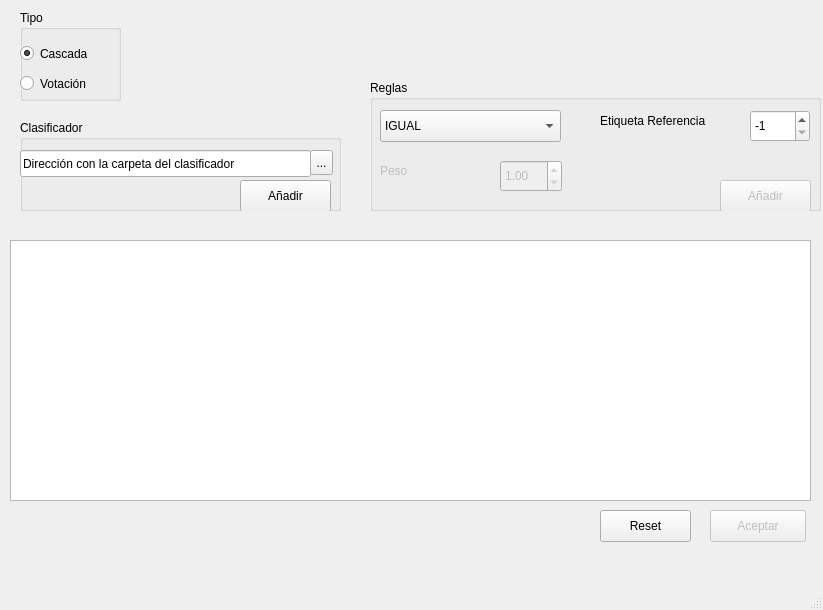
Above: src/gui/con_multi.ui from IgnacioSRL/OpenCV_ML_Tool before the change. Below: the same form after it.
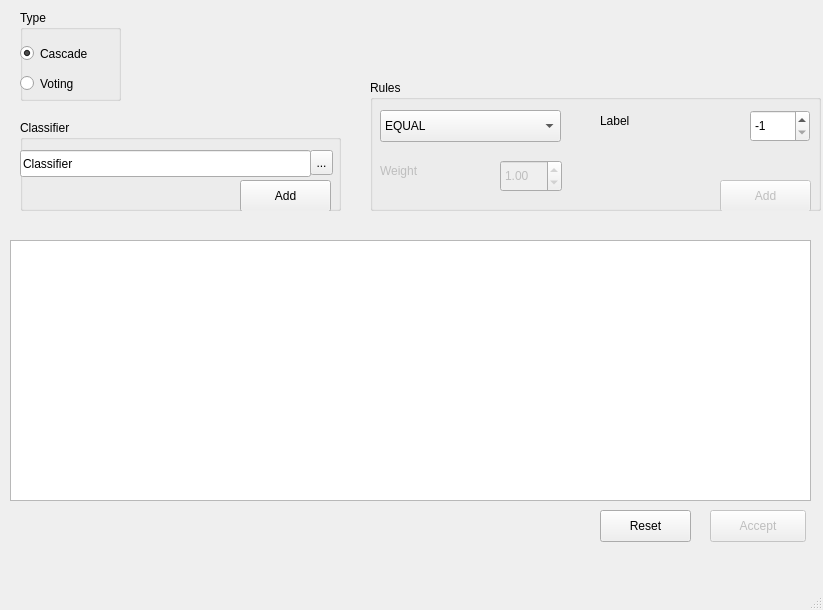
That is the form after the change.

What changed in the file:
```diff
--- a/src/gui/con_multi.ui
+++ b/src/gui/con_multi.ui
@@ -53,7 +53,7 @@
      </rect>
     </property>
     <property name="title">
-     <string>Reglas</string>
+     <string>Rules</string>
     </property>
     <widget class="QComboBox" name="Regla">
      <property name="geometry">
@@ -66,7 +66,7 @@
      </property>
      <item>
       <property name="text">
-       <string>IGUAL</string>
+       <string>EQUAL</string>
       </property>
      </item>
      <item>
@@ -95,7 +95,7 @@
       </rect>
      </property>
      <property name="text">
-      <string>Etiqueta Referencia</string>
+      <string>Label</string>
      </property>
     </widget>
     <widget class="QSpinBox" name="Etiq_Ref">
@@ -136,7 +136,7 @@
       </rect>
      </property>
      <property name="text">
-      <string>Peso</string>
+      <string>Weight</string>
      </property>
     </widget>
     <widget class="QDoubleSpinBox" name="Peso">
@@ -174,7 +174,7 @@
       </rect>
      </property>
      <property name="text">
-      <string>Añadir</string>
+      <string>Add</string>
      </property>
     </widget>
    </widget>
@@ -191,7 +191,7 @@
      </rect>
     </property>
     <property name="text">
-     <string>Aceptar</string>
+     <string>Accept</string>
     </property>
    </widget>
    <widget class="QGroupBox" name="groupBox">
@@ -204,7 +204,7 @@
      </rect>
     </property>
     <property name="title">
-     <string>Clasificador</string>
+     <string>Classifier</string>
     </property>
     <widget class="QLineEdit" name="Direccion_Carga">
      <property name="geometry">
@@ -216,7 +216,7 @@
       </rect>
      </property>
      <property name="text">
-      <string>Dirección con la carpeta del clasificador</string>
+      <string>Classifier</string>
      </property>
     </widget>
     <widget class="QToolButton" name="toolButton">
@@ -242,7 +242,7 @@
       </rect>
      </property>
      <property name="text">
-      <string>Añadir</string>
+      <string>Add</string>
      </property>
     </widget>
    </widget>
@@ -256,7 +256,7 @@
      </rect>
     </property>
     <property name="title">
-     <string>Tipo</string>
+     <string>Type</string>
     </property>
     <widget class="QRadioButton" name="Cascada">
      <property name="geometry">
@@ -268,7 +268,7 @@
       </rect>
      </property>
      <property name="text">
-      <string>Cascada</string>
+      <string>Cascade</string>
      </property>
      <property name="checked">
       <bool>true</bool>
@@ -284,7 +284,7 @@
       </rect>
      </property>
      <property name="text">
-      <string>Votación</string>
+      <string>Voting</string>
      </property>
      <property name="checked">
       <bool>false</bool>
```
Left out of the diff: 8 changed lines with no effect on the pictures.
